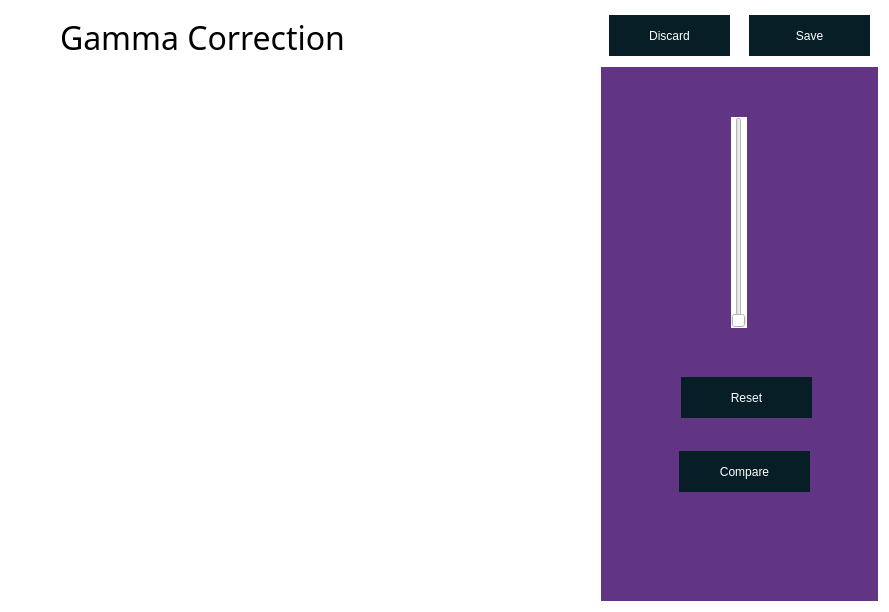
Before: the Qt Designer form UI/sharpness.ui in rishuriya/Jovian-Perspective, drawn with Qt 5.
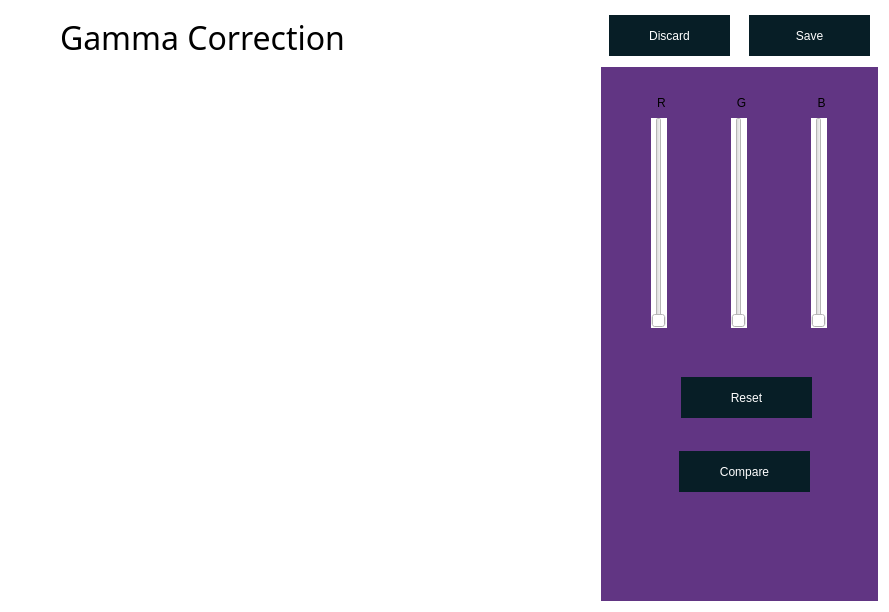
After: the same form once the commit is applied. Icons and pictures are not drawn.

Commit message: added rgb slider

The edit to the form file:
```diff
--- a/UI/sharpness.ui
+++ b/UI/sharpness.ui
@@ -139,6 +139,10 @@
         <height>541</height>
        </rect>
       </property>
+      <property name="styleSheet">
+       <string notr="true">QLabel{
+background-color:rgb(97, 53, 131)}</string>
+      </property>
       <property name="frameShape">
        <enum>QFrame::StyledPanel</enum>
       </property>
@@ -182,7 +186,7 @@
       <widget class="QSlider" name="verticalSlider">
        <property name="geometry">
         <rect>
-         <x>130</x>
+         <x>50</x>
          <y>50</y>
          <width>16</width>
          <height>211</height>
@@ -198,9 +202,9 @@
       <widget class="QTextEdit" name="textEdit">
        <property name="geometry">
         <rect>
-         <x>170</x>
-         <y>150</y>
-         <width>61</width>
+         <x>40</x>
+         <y>270</y>
+         <width>41</width>
          <height>31</height>
         </rect>
        </property>
@@ -211,6 +215,118 @@
 }</string>
        </property>
       </widget>
+      <widget class="QTextEdit" name="textEdit_2">
+       <property name="geometry">
+        <rect>
+         <x>120</x>
+         <y>270</y>
+         <width>41</width>
+         <height>31</height>
+        </rect>
+       </property>
+       <property name="styleSheet">
+        <string notr="true">*{
+background-color:rgb(97, 53, 131);
+border-width:10px
+}</string>
+       </property>
+      </widget>
+      <widget class="QSlider" name="g_slider">
+       <property name="geometry">
+        <rect>
+         <x>130</x>
+         <y>50</y>
+         <width>16</width>
+         <height>211</height>
+        </rect>
+       </property>
+       <property name="singleStep">
+        <number>5</number>
+       </property>
+       <property name="orientation">
+        <enum>Qt::Vertical</enum>
+       </property>
+      </widget>
+      <widget class="QTextEdit" name="textEdit_3">
+       <property name="geometry">
+        <rect>
+         <x>200</x>
+         <y>270</y>
+         <width>41</width>
+         <height>31</height>
+        </rect>
+       </property>
+       <property name="styleSheet">
+        <string notr="true">*{
+background-color:rgb(97, 53, 131);
+border-width:10px
+}</string>
+       </property>
+      </widget>
+      <widget class="QSlider" name="b_slider">
+       <property name="geometry">
+        <rect>
+         <x>210</x>
+         <y>50</y>
+         <width>16</width>
+         <height>211</height>
+        </rect>
+       </property>
+       <property name="singleStep">
+        <number>5</number>
+       </property>
+       <property name="orientation">
+        <enum>Qt::Vertical</enum>
+       </property>
+      </widget>
+      <widget class="QLabel" name="r">
+       <property name="geometry">
+        <rect>
+         <x>40</x>
+         <y>20</y>
+         <width>41</width>
+         <height>31</height>
+        </rect>
+       </property>
+       <property name="text">
+        <string>R</string>
+       </property>
+       <property name="alignment">
+        <set>Qt::AlignCenter</set>
+       </property>
+      </widget>
+      <widget class="QLabel" name="g">
+       <property name="geometry">
+        <rect>
+         <x>120</x>
+         <y>20</y>
+         <width>41</width>
+         <height>31</height>
+        </rect>
+       </property>
+       <property name="text">
+        <string>G</string>
+       </property>
+       <property name="alignment">
+        <set>Qt::AlignCenter</set>
+       </property>
+      </widget>
+      <widget class="QLabel" name="b">
+       <property name="geometry">
+        <rect>
+         <x>200</x>
+         <y>20</y>
+         <width>41</width>
+         <height>31</height>
+        </rect>
+       </property>
+       <property name="text">
+        <string>B</string>
+       </property>
+       <property name="alignment">
+        <set>Qt::AlignCenter</set>
+       </property>
+      </widget>
      </widget>
     </widget>
    </item>
```
Left out of the diff: 2 changed lines with no effect on the pictures. The commit also changes 1 other file.
